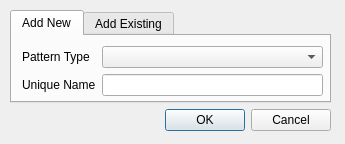
Old version of the form ui/dlg_add_preset.ui in the repository Openlights/firemix.
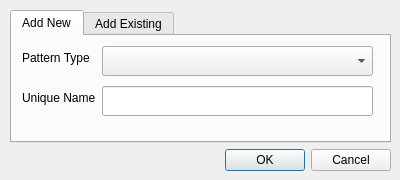
New version of the form. The open tabs and pages were chosen to show the change.

Patch:
```diff
--- a/ui/dlg_add_preset.ui
+++ b/ui/dlg_add_preset.ui
@@ -9,8 +9,8 @@
    <rect>
     <x>0</x>
     <y>0</y>
-    <width>345</width>
-    <height>144</height>
+    <width>400</width>
+    <height>180</height>
    </rect>
   </property>
   <property name="windowTitle">
@@ -24,8 +24,8 @@
     <rect>
      <x>0</x>
      <y>0</y>
-     <width>341</width>
-     <height>141</height>
+     <width>401</width>
+     <height>181</height>
     </rect>
    </property>
    <layout class="QVBoxLayout" name="verticalLayout">
@@ -46,11 +46,14 @@
          <rect>
           <x>10</x>
           <y>10</y>
-          <width>301</width>
-          <height>51</height>
+          <width>351</width>
+          <height>81</height>
          </rect>
         </property>
         <layout class="QFormLayout" name="formLayout">
+         <property name="verticalSpacing">
+          <number>10</number>
+         </property>
          <item row="0" column="0">
           <widget class="QLabel" name="lbl_preset_type">
            <property name="text">
@@ -59,7 +62,14 @@
           </widget>
          </item>
          <item row="0" column="1">
-          <widget class="QComboBox" name="cb_preset_type"/>
+          <widget class="QComboBox" name="cb_preset_type">
+           <property name="minimumSize">
+            <size>
+             <width>0</width>
+             <height>30</height>
+            </size>
+           </property>
+          </widget>
          </item>
          <item row="1" column="0">
           <widget class="QLabel" name="lbl_preset_name">
@@ -69,7 +79,14 @@
           </widget>
          </item>
          <item row="1" column="1">
-          <widget class="QLineEdit" name="edit_preset_name"/>
+          <widget class="QLineEdit" name="edit_preset_name">
+           <property name="minimumSize">
+            <size>
+             <width>0</width>
+             <height>30</height>
+            </size>
+           </property>
+          </widget>
          </item>
         </layout>
        </widget>
```
Left out of the diff: 26 changed lines with no effect on the pictures.
